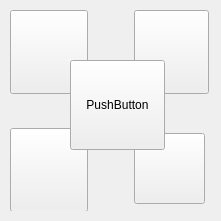
The window that place.ui (Steel-B/MyGame) describes before a commit, drawn with Qt 5.
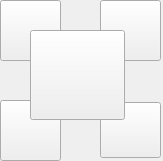
The same window after the commit. Icons and pictures are not drawn.

The edit to the form file:
```diff
--- a/place.ui
+++ b/place.ui
@@ -6,57 +6,71 @@
    <rect>
     <x>0</x>
     <y>0</y>
-    <width>221</width>
-    <height>221</height>
+    <width>163</width>
+    <height>161</height>
    </rect>
   </property>
   <property name="windowTitle">
    <string>Form</string>
   </property>
+  <widget class="QPushButton" name="button">
+   <property name="geometry">
+    <rect>
+     <x>30</x>
+     <y>30</y>
+     <width>95</width>
+     <height>90</height>
+    </rect>
+   </property>
+   <property name="styleSheet">
+    <string notr="true">border-image: url(:/images/images/place point/empt.png);</string>
+   </property>
+   <property name="text">
+    <string/>
+   </property>
+  </widget>
   <widget class="QWidget" name="layoutWidget">
    <property name="geometry">
     <rect>
-     <x>10</x>
-     <y>10</y>
-     <width>201</width>
-     <height>201</height>
+     <x>0</x>
+     <y>0</y>
+     <width>161</width>
+     <height>161</height>
     </rect>
    </property>
    <layout class="QGridLayout" name="gridLayout">
-    <item row="2" column="2">
-     <widget class="QPushButton" name="cancel1">
+    <item row="0" column="0">
+     <widget class="QPushButton" name="rock">
       <property name="minimumSize">
        <size>
-        <width>70</width>
-        <height>70</height>
+        <width>50</width>
+        <height>60</height>
        </size>
       </property>
       <property name="maximumSize">
        <size>
-        <width>71</width>
-        <height>71</height>
+        <width>93</width>
+        <height>101</height>
        </size>
       </property>
       <property name="styleSheet">
-       <string notr="true">border-image: url(:/images/images/place point/cancel.png);</string>
+       <string notr="true">border-image: url(:/images/images/place point/empt.png);
+image: url(:/images/images/place point/rock_.png);</string>
       </property>
       <property name="text">
        <string/>
       </property>
      </widget>
     </item>
-    <item row="2" column="1">
-     <spacer name="horizontalSpacer_3">
+    <item row="0" column="1">
+     <spacer name="horizontalSpacer">
       <property name="orientation">
        <enum>Qt::Horizontal</enum>
       </property>
-      <property name="sizeType">
-       <enum>QSizePolicy::Fixed</enum>
-      </property>
       <property name="sizeHint" stdset="0">
        <size>
-        <width>40</width>
-        <height>20</height>
+        <width>30</width>
+        <height>17</height>
        </size>
       </property>
      </spacer>
@@ -65,8 +79,8 @@
      <widget class="QPushButton" name="ice">
       <property name="minimumSize">
        <size>
-        <width>75</width>
-        <height>84</height>
+        <width>61</width>
+        <height>61</height>
        </size>
       </property>
       <property name="maximumSize">
@@ -76,7 +90,8 @@
        </size>
       </property>
       <property name="styleSheet">
-       <string notr="true">border-image: url(:/images/images/place point/ice.png);</string>
+       <string notr="true">border-image: url(:/images/images/place point/empt.png);
+image: url(:/images/images/place point/ice_.png);</string>
       </property>
       <property name="text">
        <string/>
@@ -113,8 +128,8 @@
      <widget class="QPushButton" name="grass">
       <property name="minimumSize">
        <size>
-        <width>78</width>
-        <height>84</height>
+        <width>61</width>
+        <height>61</height>
        </size>
       </property>
       <property name="maximumSize">
@@ -124,69 +139,48 @@
        </size>
       </property>
       <property name="styleSheet">
-       <string notr="true">border-image: url(:/images/images/place point/grass.png);</string>
+       <string notr="true">border-image: url(:/images/images/place point/empt.png);
+image: url(:/images/images/place point/grass_.png);</string>
       </property>
       <property name="text">
        <string/>
       </property>
      </widget>
     </item>
-    <item row="0" column="0">
-     <widget class="QPushButton" name="rock">
-      <property name="minimumSize">
-       <size>
-        <width>75</width>
-        <height>84</height>
-       </size>
-      </property>
-      <property name="maximumSize">
-       <size>
-        <width>93</width>
-        <height>101</height>
-       </size>
-      </property>
-      <property name="styleSheet">
-       <string notr="true">border-image: url(:/images/images/place point/rock.png);</string>
-      </property>
-      <property name="text">
-       <string/>
-      </property>
-     </widget>
-    </item>
-    <item row="0" column="1">
-     <spacer name="horizontalSpacer">
+    <item row="2" column="1">
+     <spacer name="horizontalSpacer_2">
       <property name="orientation">
        <enum>Qt::Horizontal</enum>
       </property>
-      <property name="sizeType">
-       <enum>QSizePolicy::Fixed</enum>
-      </property>
       <property name="sizeHint" stdset="0">
        <size>
-        <width>40</width>
-        <height>20</height>
+        <width>30</width>
+        <height>17</height>
        </size>
       </property>
      </spacer>
     </item>
+    <item row="2" column="2">
+     <widget class="QPushButton" name="cancel1">
+      <property name="minimumSize">
+       <size>
+        <width>61</width>
+        <height>56</height>
+       </size>
+      </property>
+      <property name="styleSheet">
+       <string notr="true">border-image: url(:/images/images/place point/empt.png);
+image: url(:/images/images/place point/cancel.png);</string>
+      </property>
+      <property name="text">
+       <string/>
+      </property>
+     </widget>
+    </item>
    </layout>
   </widget>
-  <widget class="QPushButton" name="button">
-   <property name="geometry">
-    <rect>
-     <x>70</x>
-     <y>60</y>
-     <width>95</width>
-     <height>90</height>
-    </rect>
-   </property>
-   <property name="styleSheet">
-    <string notr="true">border-image: url(:/images/images/place point/empt.png);</string>
-   </property>
-   <property name="text">
-    <string>PushButton</string>
-   </property>
-  </widget>
+  <zorder>layoutWidget</zorder>
+  <zorder>button</zorder>
  </widget>
  <resources/>
  <connections/>
```
